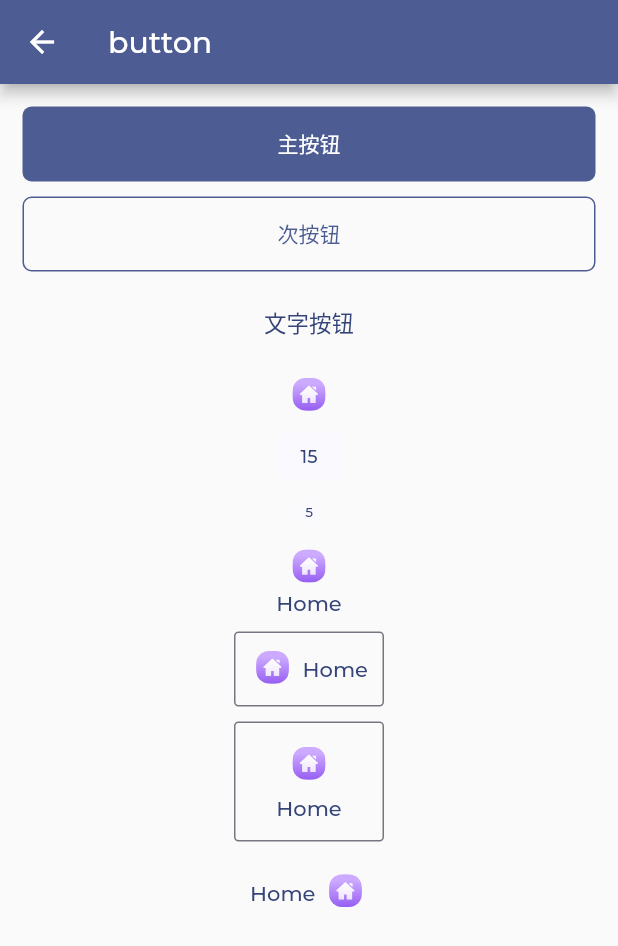
After one commit to xhzk/flutter_heiyanquan, a Flutter app: the ButtonPage screen opened by its route, on a phone screen of 412 x 824 dp. The commit adds this screen. Shown: the top 946 px of the screen. Run offline on Flutter 3.47's test engine with Material 3 defaults, Android fonts, the phone set to English and light mode, and no system bars; our stand-ins replace badges, dio, extended_image, flutter_svg, get, package_info_plus and 1 more; accounts and stored records are empty.

Commit message:
feat: 按钮组件

```diff
--- a/lib/common/routers/names.dart
+++ b/lib/common/routers/names.dart
@@ -7,4 +7,5 @@ class RouteNames {
   static const stylesText = '/styles_text';
   static const stylesIcon = '/styles_icon';
   static const stylesImage = '/styles_image';
+  static const stylesButton = '/styles_button';
 }
--- a/lib/common/routers/names.txt
+++ b/lib/common/routers/names.txt
@@ -1,3 +1,4 @@
+static const stylesButton = '/styles_button';
 static const stylesIcon = '/styles_icon';
 static const stylesImage = '/styles_image';
 static const stylesStylesIndex = '/styles_styles_index';
--- a/lib/common/routers/pages.dart
+++ b/lib/common/routers/pages.dart
@@ -42,5 +42,9 @@ class RoutePages {
       name: RouteNames.stylesImage,
       page: () => const ImagePage(),
     ),
+    GetPage(
+      name: RouteNames.stylesButton,
+      page: () => const ButtonPage(),
+    ),
   ];
 }
--- a/lib/common/routers/pages.txt
+++ b/lib/common/routers/pages.txt
@@ -1,4 +1,8 @@
 
+      GetPage(
+        name: RouteNames.stylesButton,
+        page: () => const ButtonPage(),
+      ),
       GetPage(
         name: RouteNames.stylesIcon,
         page: () => const IconPage(),
--- /dev/null
+++ b/lib/common/widgets/button.dart
@@ -0,0 +1,406 @@
+import 'package:flutter/material.dart';
+import '../index.dart';
+
+enum ButtonWidgetType {
+  none, // 无
+  primary, // 主按钮
+  secondary, // 次按钮
+  text, // 文字按钮
+  icon, // 图标按钮
+  textFilled, // 文字/填充
+  textRoundFilled, // 文字/填充/圆形
+  iconTextUpDown, // 图标/文字/上下
+  iconTextOutlined, // 图标/文字/边框
+  iconTextUpDownOutlined, // 图标/文字/上下/边框
+  textIcon, // 文字/图标
+}
+
+/// 按钮
+class ButtonWidget extends StatelessWidget {
+  /// 按钮类型
+  final ButtonWidgetType type;
+
+  /// tap 事件
+  final VoidCallback? onTap;
+
+  /// 文字字符串
+  final String? text;
+
+  /// 子组件
+  final Widget? child;
+
+  /// 图标
+  final Widget? icon;
+
+  /// 圆角
+  final double? borderRadius;
+
+  /// 背景色
+  final Color? backgroundColor;
+
+  /// 边框色
+  final Color? borderColor;
+
+  /// 宽度
+  final double? width;
+
+  /// 高度
+  final double? height;
+
+  const ButtonWidget({
+    super.key,
+    this.type = ButtonWidgetType.none,
+    this.onTap,
+    this.text,
+    this.borderRadius,
+    this.child,
+    this.backgroundColor,
+    this.icon,
+    this.borderColor,
+    this.width,
+    this.height,
+  });
+
+  /// 主要
+  const ButtonWidget.primary(
+    this.text, {
+    super.key,
+    this.type = ButtonWidgetType.primary,
+    this.width = double.infinity,
+    this.height = 50,
+    this.onTap,
+    this.borderRadius,
+    this.child,
+    this.backgroundColor,
+    this.icon,
+    this.borderColor,
+  });
+
+  /// 次要
+  const ButtonWidget.secondary(
+    this.text, {
+    super.key,
+    this.type = ButtonWidgetType.secondary,
+    this.width = double.infinity,
+    this.height = 50,
+    this.onTap,
+    this.borderRadius,
+    this.child,
+    this.backgroundColor,
+    this.icon,
+    this.borderColor,
+  });
+
+  /// 文字
+  ButtonWidget.text(
+    this.text, {
+    super.key,
+    this.type = ButtonWidgetType.text,
+    this.onTap,
+    Color? textColor,
+    double? textSize,
+    FontWeight? textWeight,
+    this.borderRadius,
+    this.backgroundColor,
+    this.icon,
+    this.borderColor,
+    this.width,
+    this.height,
+  }) : child = TextWidget.button(
+          text: text!,
+          size: textSize,
+          color: textColor ?? AppColors.onPrimaryContainer,
+          weight: textWeight,
+        );
+
+  /// 图标
+  const ButtonWidget.icon(
+    this.icon, {
+    super.key,
+    this.type = ButtonWidgetType.icon,
+    this.onTap,
+    this.text,
+    this.borderRadius,
+    this.backgroundColor,
+    this.child,
+    this.borderColor,
+    this.width,
+    this.height,
+  });
+
+  /// 文字/填充
+  ButtonWidget.textFilled(
+    this.text, {
+    super.key,
+    this.type = ButtonWidgetType.textFilled,
+    Color? bgColor,
+    Color? textColor,
+    double? textSize,
+    FontWeight? textWeight,
+    this.onTap,
+    this.borderRadius,
+    this.icon,
+    this.borderColor,
+    this.width,
+    this.height,
+  })  : backgroundColor = bgColor ?? AppColors.primary,
+        child = TextWidget.button(
+          text: text!,
+          size: textSize,
+          color: textColor ?? AppColors.onPrimaryContainer,
+          weight: textWeight,
+        );
+
+  /// 文字/填充/圆形 按钮
+  ButtonWidget.textRoundFilled(
+    this.text, {
+    super.key,
+    this.type = ButtonWidgetType.textRoundFilled,
+    Color? bgColor,
+    Color? textColor,
+    double? textSize,
+    FontWeight? textWeight,
+    this.onTap,
+    this.borderRadius,
+    this.icon,
+    this.borderColor,
+    this.width,
+    this.height,
+  })  : backgroundColor = bgColor ?? AppColors.primary,
+        child = TextWidget.button(
+          text: text!,
+          size: textSize,
+          color: textColor ?? AppColors.onPrimaryContainer,
+          weight: textWeight,
+        );
+
+  /// 图标文字 上下
+  ButtonWidget.iconTextUpDown(
+    this.icon,
+    this.text, {
+    super.key,
+    this.type = ButtonWidgetType.iconTextUpDown,
+    Color? textColor,
+    double? textSize,
+    FontWeight? textWeight,
+    this.onTap,
+    this.borderRadius,
+    this.backgroundColor,
+    this.borderColor,
+    this.width,
+    this.height,
+  }) : child = <Widget>[
+          icon!,
+          TextWidget.button(
+            text: text!,
+            size: textSize,
+            color: textColor ?? AppColors.onPrimaryContainer,
+            weight: textWeight,
+          ),
+        ].toColumn(
+          mainAxisSize: MainAxisSize.min,
+        );
+
+  /// 图标 / 文字 / 边框
+  ButtonWidget.iconTextOutlined(
+    this.icon,
+    this.text, {
+    super.key,
+    this.type = ButtonWidgetType.iconTextOutlined,
+    this.onTap,
+    Color? textColor,
+    double? textSize,
+    FontWeight? textWeight,
+    this.borderRadius,
+    this.backgroundColor,
+    this.borderColor,
+    this.width,
+    this.height,
+  }) : child = <Widget>[
+          icon!.paddingRight(AppSpace.iconTextSmail),
+          TextWidget.button(
+            text: text!,
+            size: textSize,
+            color: textColor ?? AppColors.onPrimaryContainer,
+            weight: textWeight,
+          ),
+        ].toRow(
+          mainAxisSize: MainAxisSize.min,
+        );
+
+  /// 图标 / 文字 / 上下 / 边框
+  ButtonWidget.iconTextUpDownOutlined(
+    this.icon,
+    this.text, {
+    super.key,
+    this.type = ButtonWidgetType.iconTextUpDownOutlined,
+    this.onTap,
+    Color? textColor,
+    double? textSize,
+    FontWeight? textWeight,
+    this.borderRadius,
+    this.backgroundColor,
+    this.borderColor,
+    this.width,
+    this.height,
+  }) : child = <Widget>[
+          icon!.paddingBottom(AppSpace.iconTextSmail),
+          TextWidget.button(
+            text: text!,
+            size: textSize,
+            color: textColor ?? AppColors.onPrimaryContainer,
+            weight: textWeight,
+          ),
+        ].toColumn(
+          mainAxisSize: MainAxisSize.min,
+        );
+
+  /// 文字 / 图标
+  ButtonWidget.textIcon(
+    this.text,
+    this.icon, {
+    super.key,
+    Color? textColor,
+    double? textSize,
+    FontWeight? textWeight,
+    this.type = ButtonWidgetType.textIcon,
+    this.onTap,
+    this.borderRadius,
+    this.backgroundColor,
+    this.borderColor,
+    this.width,
+    this.height,
+  }) : child = <Widget>[
+          TextWidget.button(
+            text: text!,
+            size: textSize,
+            color: textColor ?? AppColors.onPrimaryContainer,
+            weight: textWeight,
+          ).paddingRight(AppSpace.iconTextSmail),
+          icon!,
+        ].toRow(
+          mainAxisSize: MainAxisSize.min,
+        );
+
+  // 背景
+  WidgetStateProperty<Color?>? get _backgroundColor {
+    switch (type) {
+      case ButtonWidgetType.primary:
+        return WidgetStateProperty.all(backgroundColor ?? AppColors.primary);
+      default:
+        return WidgetStateProperty.all(backgroundColor ?? Colors.transparent);
+    }
+  }
+
+  // 边框
+  WidgetStateProperty<BorderSide?>? get _side {
+    switch (type) {
+      case ButtonWidgetType.secondary:
+        return WidgetStateProperty.all(BorderSide(
+          color: borderColor ?? AppColors.primary,
+          width: 1,
+        ));
+      case ButtonWidgetType.iconTextOutlined:
+      case ButtonWidgetType.iconTextUpDownOutlined:
+        return WidgetStateProperty.all(BorderSide(
+          color: borderColor ?? AppColors.outline,
+          width: 1,
+        ));
+      default:
+        return null;
+    }
+  }
+
+  // 阴影颜色
+  WidgetStateProperty<Color?>? get _overlayColor {
+    switch (type) {
+      case ButtonWidgetType.primary:
+        return null;
+      default:
+        return WidgetStateProperty.all(AppColors.surfaceVariant);
+    }
+  }
+
+  // 形状圆角
+  WidgetStateProperty<OutlinedBorder?>? get _shape {
+    switch (type) {
+      case ButtonWidgetType.primary:
+      case ButtonWidgetType.secondary:
+        return WidgetStateProperty.all(
+          RoundedRectangleBorder(
+            borderRadius: BorderRadius.all(
+                Radius.circular(borderRadius ?? AppRadius.button)),
+          ),
+        );
+      case ButtonWidgetType.textFilled:
+      case ButtonWidgetType.iconTextOutlined:
+      case ButtonWidgetType.iconTextUpDownOutlined:
+        return WidgetStateProperty.all(
+          RoundedRectangleBorder(
+            borderRadius: BorderRadius.all(
+                Radius.circular(borderRadius ?? AppRadius.buttonTextFilled)),
+          ),
+        );
+      case ButtonWidgetType.textRoundFilled:
+        return WidgetStateProperty.all(
+          RoundedRectangleBorder(
+            borderRadius: BorderRadius.all(Radius.circular(borderRadius ?? 0)),
+          ),
+        );
+      default:
+        return null;
+    }
+  }
+
+  // padding
+  WidgetStateProperty<EdgeInsetsGeometry?>? get _padding {
+    switch (type) {
+      // case ButtonWidgetType.primary:
+      // case ButtonWidgetType.secondary:
+      //   return null;
+      default:
+        return WidgetStateProperty.all(EdgeInsets.zero);
+    }
+  }
+
+  // 子元素
+  Widget? get _child {
+    switch (type) {
+      case ButtonWidgetType.primary:
+        return TextWidget.button(
+          text: text!,
+          color: AppColors.onPrimary,
+        );
+      case ButtonWidgetType.secondary:
+        return TextWidget.button(
+          text: text!,
+          color: AppColors.primary,
+        );
+      case ButtonWidgetType.icon:
+        return icon;
+      default:
+        return child;
+    }
+  }
+
+  @override
+  Widget build(BuildContext context) {
+    return SizedBox(
+      width: width,
+      height: height,
+      child: ElevatedButton(
+        onPressed: onTap,
+        style: ButtonStyle(
+          minimumSize: WidgetStateProperty.all(const Size(0, 0)),
+          elevation: WidgetStateProperty.all(0),
+          backgroundColor: _backgroundColor,
+          side: _side,
+          overlayColor: _overlayColor,
+          shape: _shape,
+          padding: _padding,
+        ),
+        child: _child,
+      ),
+    );
+  }
+}
--- a/lib/common/widgets/index.dart
+++ b/lib/common/widgets/index.dart
@@ -3,3 +3,4 @@ library widgets;
 export './text.dart';
 export './icon.dart';
 export './image.dart';
+export './button.dart';
--- a/lib/pages/index.dart
+++ b/lib/pages/index.dart
@@ -8,3 +8,4 @@ export 'styles/styles_index/index.dart';
 export 'styles/text/index.dart';
 export 'styles/icon/index.dart';
 export 'styles/image/index.dart';
+export 'styles/button/index.dart';
--- a/lib/pages/index.txt
+++ b/lib/pages/index.txt
@@ -1,3 +1,4 @@
+export 'styles/button/index.dart';
 export 'styles/icon/index.dart';
 export 'styles/image/index.dart';
 export 'styles/styles_index/index.dart';
--- /dev/null
+++ b/lib/pages/styles/button/controller.dart
@@ -0,0 +1,27 @@
+import 'package:get/get.dart';
+
+class ButtonController extends GetxController {
+  ButtonController();
+
+  _initData() {
+    update(["button"]);
+  }
+
+  void onTap() {}
+
+  // @override
+  // void onInit() {
+  //   super.onInit();
+  // }
+
+  @override
+  void onReady() {
+    super.onReady();
+    _initData();
+  }
+
+  // @override
+  // void onClose() {
+  //   super.onClose();
+  // }
+}
--- /dev/null
+++ b/lib/pages/styles/button/index.dart
@@ -0,0 +1,4 @@
+library button;
+
+export './controller.dart';
+export './view.dart';
--- /dev/null
+++ b/lib/pages/styles/button/view.dart
@@ -0,0 +1,148 @@
+import 'package:flutter/material.dart';
+import 'package:flutter_heiyanquan/common/index.dart';
+import 'package:get/get.dart';
+
+import 'index.dart';
+
+class ButtonPage extends GetView<ButtonController> {
+  const ButtonPage({super.key});
+
+  // 主视图
+
+  Widget _buildView() {
+    return SingleChildScrollView(
+      child: Column(
+        children: [
+          _buildButtons(),
+        ],
+      ).paddingAll(AppSpace.card),
+    );
+  }
+
+  Widget _buildButtons() {
+    return <Widget>[
+      // primary 主按钮
+      ButtonWidget.primary(
+        "主按钮",
+        onTap: () {},
+      ).paddingBottom(AppSpace.listRow),
+
+      // secondary 次按钮
+      ButtonWidget.secondary(
+        "次按钮",
+        onTap: () {},
+      ).paddingBottom(AppSpace.listRow),
+
+      // 文字按钮
+      ButtonWidget.text(
+        "文字按钮",
+        textSize: 15,
+        onTap: () {},
+        // onTap: () async {
+        //   await ConfigService.to.switchThemeModel();
+        //   controller.update(["buttons"]);
+        // },
+      ).paddingBottom(AppSpace.listRow),
+
+      // 图标按钮
+      ButtonWidget.icon(
+        IconWidget.svg(
+          AssetsSvgs.cHomeSvg,
+          size: 30,
+        ),
+        onTap: () {},
+      ).tightSize(30).paddingBottom(AppSpace.listRow),
+
+      // 文字/填充 按钮
+      Padding(
+        padding: EdgeInsets.only(bottom: AppSpace.listRow),
+        child: SizedBox(
+          width: 45,
+          height: 30,
+          child: ButtonWidget.textFilled(
+            "15",
+            bgColor: Get.theme.colorScheme.surfaceVariant.withOpacity(0.5),
+            textSize: 12,
+            onTap: () {},
+          ),
+        ),
+      ),
+      // 文字/填充/圆形 按钮
+      ButtonWidget.textRoundFilled(
+        "5",
+        bgColor: Get.theme.colorScheme.surfaceVariant.withOpacity(0.4),
+        borderRadius: 12,
+        textSize: 9,
+        onTap: () {},
+      ).tight(width: 24, height: 24).paddingBottom(AppSpace.listRow),
+
+      // iconTextUpDown, // 图标/文字/上下
+      ButtonWidget.iconTextUpDown(
+        IconWidget.svg(
+          AssetsSvgs.cHomeSvg,
+          size: 30,
+        ),
+        "Home",
+        onTap: () {},
+      ).paddingBottom(AppSpace.listRow),
+
+      // iconTextOutlined, // 图标/文字/边框
+      ButtonWidget.iconTextOutlined(
+        IconWidget.svg(
+          AssetsSvgs.cHomeSvg,
+          size: 30,
+        ),
+        "Home",
+        onTap: () {},
+      )
+          .tight(
+            width: 100,
+            height: 50,
+          )
+          .paddingBottom(AppSpace.listRow),
+
+      // iconTextUpDownOutlined, // 图标/文字/上下/边框
+      ButtonWidget.iconTextUpDownOutlined(
+        IconWidget.svg(
+          AssetsSvgs.cHomeSvg,
+          size: 30,
+        ),
+        "Home",
+        onTap: () {},
+      )
+          .tight(
+            width: 100,
+            height: 80,
+          )
+          .paddingBottom(AppSpace.listRow),
+
+      // textIcon, // 文字/图标
+      ButtonWidget.textIcon(
+        "Home",
+        IconWidget.svg(
+          AssetsSvgs.cHomeSvg,
+          size: 30,
+        ),
+        onTap: () {},
+      ).paddingBottom(AppSpace.listRow),
+
+      //
+    ].toColumn();
+  }
+
+  @override
+  Widget build(BuildContext context) {
+    return GetBuilder<ButtonController>(
+      init: ButtonController(),
+      id: "button",
+      builder: (_) {
+        return Scaffold(
+          appBar: AppBar(title: const Text("button")),
+          body: SafeArea(
+            child: _buildView(),
+          ),
+        );
+      },
+    );
+  }
+}
--- a/lib/pages/styles/styles_index/view.dart
+++ b/lib/pages/styles/styles_index/view.dart
@@ -26,6 +26,12 @@ class StylesIndexPage extends GetView<StylesIndexController> {
       ListTile(
         onTap: () => Get.toNamed(RouteNames.stylesImage),
         title: const TextWidget.body1("Image 图片"),
+      ),
+
+      // Button 按钮
+      ListTile(
+        onTap: () => Get.toNamed(RouteNames.stylesButton),
+        title: const TextWidget.body1("Button 按钮"),
       ),
 
       // 多语言
```
